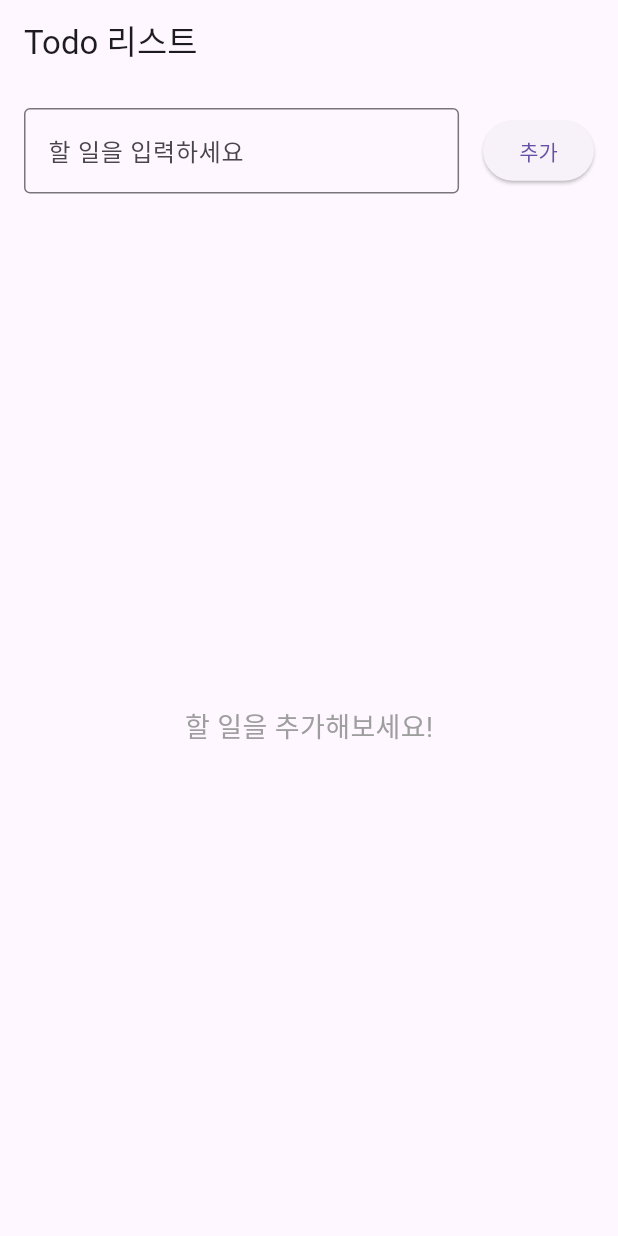
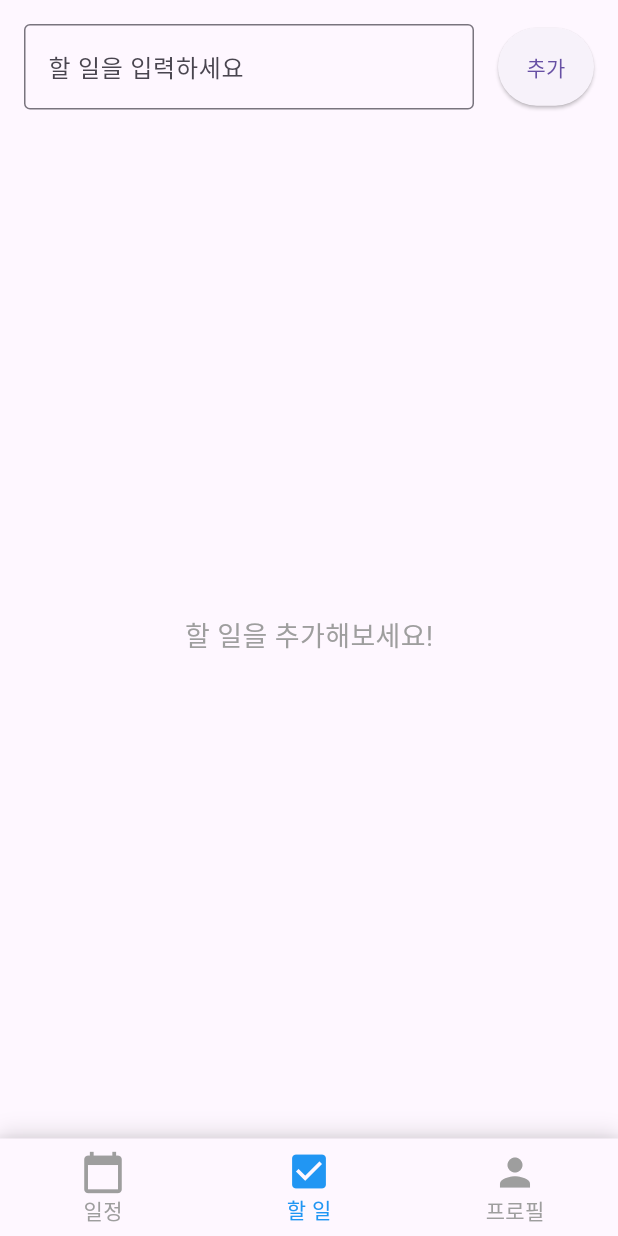
Before and after one commit to dogdogcode/toDo-List, a Flutter app: the screen it shows after launch, on a phone screen of 412 x 824 dp. Run offline on Flutter 3.47's test engine with Material 3 defaults, Android fonts, the phone set to English and light mode, and no system bars; our stand-ins replace table_calendar.

Commit message:
메인 화면 및 하단 내비게이션 바 추가, 캘린더 및 프로필 화면 구현

```diff
--- a/lib/main.dart
+++ b/lib/main.dart
@@ -1,5 +1,7 @@
 import 'package:flutter/material.dart';
+import 'screens/calendar_screen.dart';
 import 'screens/todo_list_screen.dart';
+import 'screens/profile_screen.dart';
 
 void main() {
   runApp(const TodoApp());
@@ -16,7 +18,63 @@ class TodoApp extends StatelessWidget {
         primarySwatch: Colors.blue,
         visualDensity: VisualDensity.adaptivePlatformDensity,
       ),
-      home: const TodoListScreen(),
+      home: const MainScreen(),
     );
   }
 }
+
+class MainScreen extends StatefulWidget {
+  const MainScreen({super.key});
+
+  @override
+  _MainScreenState createState() => _MainScreenState();
+}
+
+class _MainScreenState extends State<MainScreen> {
+  int _selectedIndex = 1;
+
+  final List<Widget> _screens = [
+    const CalendarScreen(),
+    const TodoListScreen(),
+    const ProfileScreen(),
+  ];
+
+  @override
+  Widget build(BuildContext context) {
+    return Scaffold(
+      body: _screens[_selectedIndex],
+      bottomNavigationBar: Container(
+        decoration: BoxDecoration(
+          boxShadow: [
+            BoxShadow(
+              color: Colors.black.withOpacity(0.1),
+              blurRadius: 10,
+              offset: const Offset(0, -5),
+            ),
+          ],
+        ),
+        child: BottomNavigationBar(
+          currentIndex: _selectedIndex,
+          onTap: (index) {
+            setState(() {
+              _selectedIndex = index;
+            });
+          },
+          selectedItemColor: Colors.blue,
+          unselectedItemColor: Colors.grey,
+          selectedFontSize: 14,
+          unselectedFontSize: 14,
+          iconSize: 30,
+          items: const [
+            BottomNavigationBarItem(
+              icon: Icon(Icons.calendar_today),
+              label: '일정',
+            ),
+            BottomNavigationBarItem(icon: Icon(Icons.check_box), label: '할 일'),
+            BottomNavigationBarItem(icon: Icon(Icons.person), label: '프로필'),
+          ],
+        ),
+      ),
+    );
+  }
+}
--- a/lib/screens/todo_list_screen.dart
+++ b/lib/screens/todo_list_screen.dart
@@ -43,8 +43,8 @@ class _TodoListScreenState extends State<TodoListScreen> {
   @override
   Widget build(BuildContext context) {
     return Scaffold(
-      appBar: AppBar(title: const Text('Todo 리스트')),
-      body: Column(
+      body: SafeArea(
+        child: Column(
           children: [
             Padding(
               padding: const EdgeInsets.all(16.0),
@@ -61,7 +61,13 @@ class _TodoListScreenState extends State<TodoListScreen> {
                     ),
                   ),
                   const SizedBox(width: 16),
-                ElevatedButton(onPressed: _addTodo, child: const Text('추가')),
+                  ElevatedButton(
+                    onPressed: _addTodo,
+                    style: ElevatedButton.styleFrom(
+                      padding: const EdgeInsets.symmetric(vertical: 16),
+                    ),
+                    child: const Text('추가'),
+                  ),
                 ],
               ),
             ),
@@ -87,6 +93,7 @@ class _TodoListScreenState extends State<TodoListScreen> {
             ),
           ],
         ),
+      ),
     );
   }
 }
--- a/pubspec.yaml
+++ b/pubspec.yaml
@@ -2,7 +2,7 @@ name: todo
 description: "A new Flutter project."
 # The following line prevents the package from being accidentally published to
 # pub.dev using `flutter pub publish`. This is preferred for private packages.
-publish_to: 'none' # Remove this line if you wish to publish to pub.dev
+publish_to: "none" # Remove this line if you wish to publish to pub.dev
 
 # The following defines the version and build number for your application.
 # A version number is three numbers separated by dots, like 1.2.43
@@ -28,6 +28,7 @@ environment:
 # the latest version available on pub.dev. To see which dependencies have newer
 # versions available, run `flutter pub outdated`.
 dependencies:
+  table_calendar: ^3.0.9
   flutter:
     sdk: flutter
 
@@ -51,7 +52,6 @@ dev_dependencies:
 
 # The following section is specific to Flutter packages.
 flutter:
-
   # The following line ensures that the Material Icons font is
   # included with your application, so that you can use the icons in
   # the material Icons class.
```
Also changed, not shown: lib/screens/calendar_screen.dart (added, +47 -0 lines), lib/screens/profile_screen.dart (added, +47 -0 lines), pubspec.lock. Lines whose indentation alone changed are shown as unchanged.
